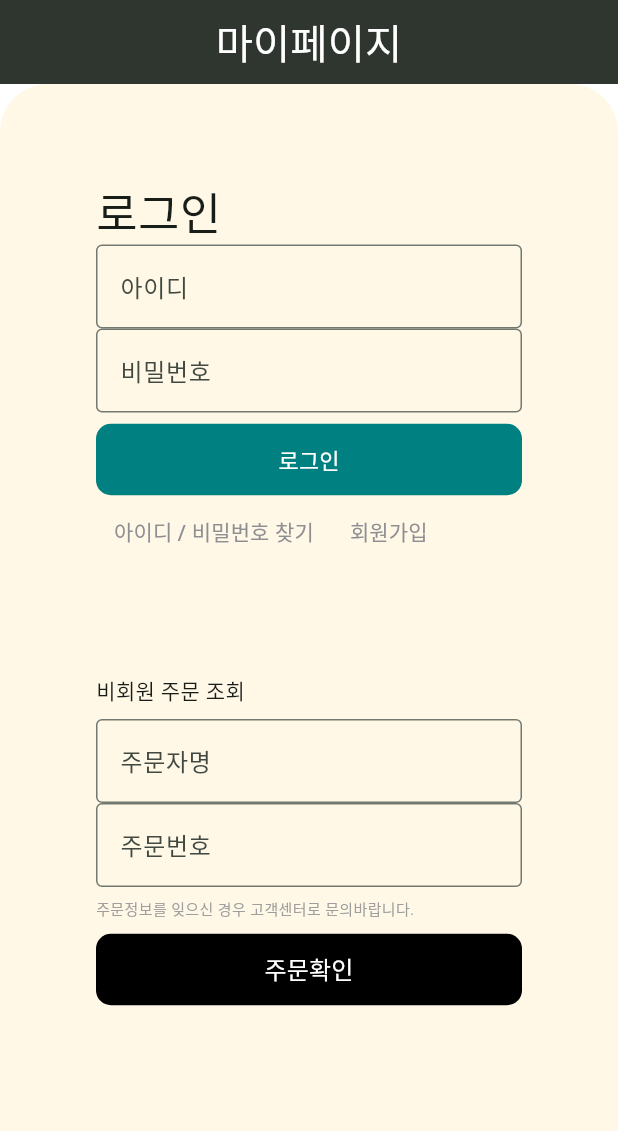
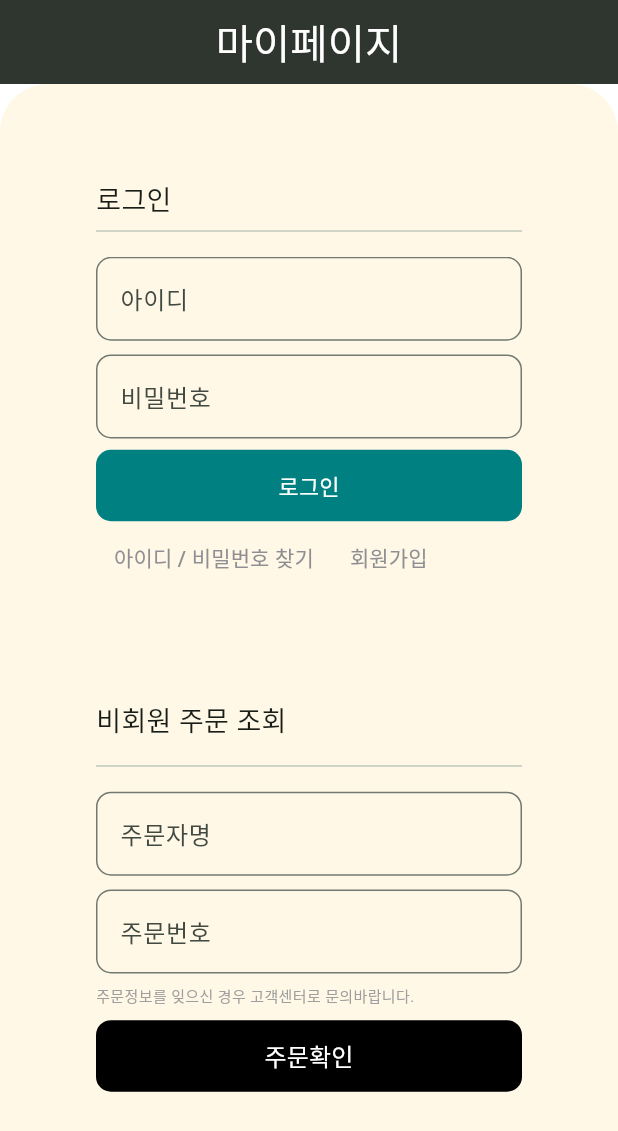
Before and after one commit to ALSDlab/birthday_presents_web_app, a Flutter app: the LoginPage screen opened directly with empty values, on a phone screen of 412 x 824 dp. Shown: the top 1131 px of the screen. Run offline on Flutter 3.47's test engine with Material 3 defaults, Android fonts, the phone set to English and light mode, and no system bars; our stand-ins replace badges, bootstrap_icons, cached_network_image, cloud_firestore, connectivity_plus, firebase_auth and 8 more; missing offline and left inert: bootpay, daum_postcode_search, kpostal_web, vitality; accounts and stored records are empty; generated files the repository leaves out were written again; Roboto replaces fonts that are missing (Jalnan, Kopub).

Commit message:
feat: 로그인페이지 ui 폰트등 수정

```diff
--- a/lib/view/page/login_page/login_page.dart
+++ b/lib/view/page/login_page/login_page.dart
@@ -11,6 +11,7 @@ import '../../../data/model/order_model.dart';
 
 class LoginPage extends StatefulWidget {
   const LoginPage({super.key, required this.hideNavBar});
+
   final bool Function(bool) hideNavBar;
 
   @override
@@ -87,7 +88,11 @@ class _LoginPageState extends State<LoginPage> {
                   children: [
                     const Text(
                       '로그인',
-                      style: TextStyle(fontSize: 30),
+                      style: TextStyle(fontSize: 18),
+                    ),
+                    const Divider(),
+                    SizedBox(
+                      height: 10.h,
                     ),
                     Expanded(
                       child: ListView(
@@ -107,8 +112,16 @@ class _LoginPageState extends State<LoginPage> {
                                         return null;
                                       },
                                       decoration: const InputDecoration(
-                                          hintText: '아이디',
-                                          border: OutlineInputBorder()),
+                                        hintText: '아이디',
+                                        border: OutlineInputBorder(
+                                          borderRadius: BorderRadius.all(
+                                            Radius.circular(10),
+                                          ),
+                                        ),
+                                      ),
+                                    ),
+                                    SizedBox(
+                                      height: 10.h,
                                     ),
                                     TextFormField(
                                       controller: passwordController,
@@ -120,8 +133,13 @@ class _LoginPageState extends State<LoginPage> {
                                         return null;
                                       },
                                       decoration: const InputDecoration(
-                                          hintText: '비밀번호',
-                                          border: OutlineInputBorder()),
+                                        hintText: '비밀번호',
+                                        border: OutlineInputBorder(
+                                          borderRadius: BorderRadius.all(
+                                            Radius.circular(10),
+                                          ),
+                                        ),
+                                      ),
                                     ),
                                   ],
                                 ),
@@ -193,20 +211,40 @@ class _LoginPageState extends State<LoginPage> {
                               children: [
                                 const Padding(
                                   padding: EdgeInsets.symmetric(vertical: 8.0),
-                                  child: Text('비회원 주문 조회'),
+                                  child: Text(
+                                    '비회원 주문 조회',
+                                    style: TextStyle(fontSize: 18),
+                                  ),
+                                ),
+                                const Divider(),
+                                SizedBox(
+                                  height: 10.h,
                                 ),
                                 TextField(
                                   controller: orderedUserController,
                                   decoration: const InputDecoration(
-                                      hintText: '주문자명',
-                                      border: OutlineInputBorder()),
+                                    hintText: '주문자명',
+                                    border: OutlineInputBorder(
+                                      borderRadius: BorderRadius.all(
+                                        Radius.circular(10),
+                                      ),
+                                    ),
+                                  ),
+                                ),
+                                SizedBox(
+                                  height: 10.h,
                                 ),
                                 TextField(
                                   controller: orderNumberController,
                                   obscureText: true,
                                   decoration: const InputDecoration(
-                                      hintText: '주문번호',
-                                      border: OutlineInputBorder()),
+                                    hintText: '주문번호',
+                                    border: OutlineInputBorder(
+                                      borderRadius: BorderRadius.all(
+                                        Radius.circular(10),
+                                      ),
+                                    ),
+                                  ),
                                 ),
                                 const Padding(
                                   padding: EdgeInsets.symmetric(vertical: 8.0),
```
